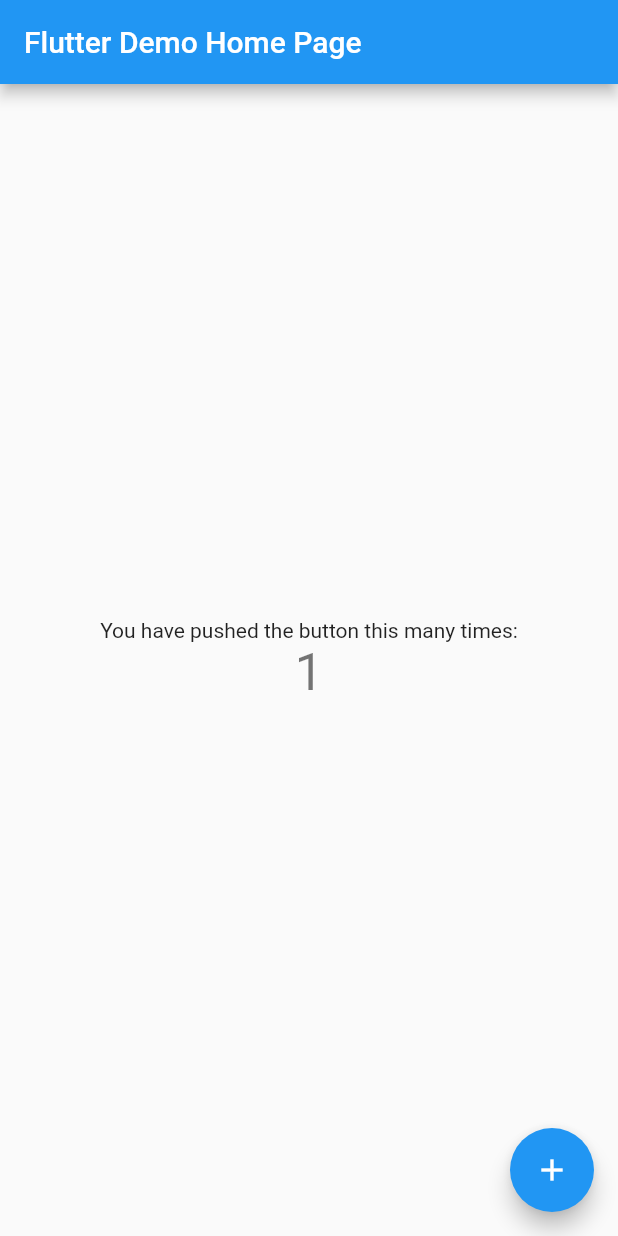
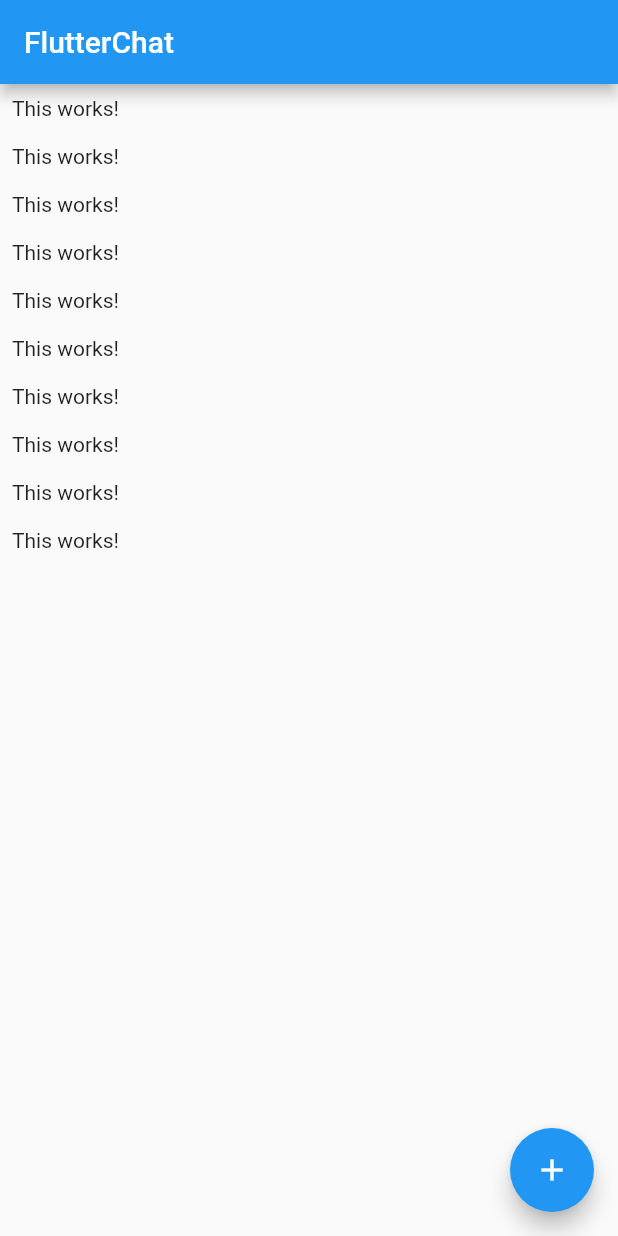
Before and after one commit to necessitudo/ChatApp, a Flutter app: the screen it shows after launch, after a tap on the "add" icon, on a phone screen of 412 x 824 dp. Run offline on Flutter 3.47's test engine with Material 2 defaults, Android fonts, the phone set to English and light mode, and no system bars; our stand-ins replace cloud_firestore; accounts and stored records are empty.

Commit message:
add firebase

```diff
--- a/lib/main.dart
+++ b/lib/main.dart
@@ -1,3 +1,4 @@
+import 'package:chat_app/screens/chat_screen.dart';
 import 'package:flutter/material.dart';
 
 void main() {
@@ -9,105 +10,11 @@ class MyApp extends StatelessWidget {
   @override
   Widget build(BuildContext context) {
     return MaterialApp(
-      title: 'Flutter Demo',
+      title: 'FlutterChat',
       theme: ThemeData(
-        // This is the theme of your application.
-        //
-        // Try running your application with "flutter run". You'll see the
-        // application has a blue toolbar. Then, without quitting the app, try
-        // changing the primarySwatch below to Colors.green and then invoke
-        // "hot reload" (press "r" in the console where you ran "flutter run",
-        // or simply save your changes to "hot reload" in a Flutter IDE).
-        // Notice that the counter didn't reset back to zero; the application
-        // is not restarted.
         primarySwatch: Colors.blue,
       ),
-      home: MyHomePage(title: 'Flutter Demo Home Page'),
+      home: ChatScreen(),
     );
   }
 }
-
-class MyHomePage extends StatefulWidget {
-  MyHomePage({Key key, this.title}) : super(key: key);
-
-  // This widget is the home page of your application. It is stateful, meaning
-  // that it has a State object (defined below) that contains fields that affect
-  // how it looks.
-
-  // This class is the configuration for the state. It holds the values (in this
-  // case the title) provided by the parent (in this case the App widget) and
-  // used by the build method of the State. Fields in a Widget subclass are
-  // always marked "final".
-
-  final String title;
-
-  @override
-  _MyHomePageState createState() => _MyHomePageState();
-}
-
-class _MyHomePageState extends State<MyHomePage> {
-  int _counter = 0;
-
-  void _incrementCounter() {
-    setState(() {
-      // This call to setState tells the Flutter framework that something has
-      // changed in this State, which causes it to rerun the build method below
-      // so that the display can reflect the updated values. If we changed
-      // _counter without calling setState(), then the build method would not be
-      // called again, and so nothing would appear to happen.
-      _counter++;
-    });
-  }
-
-  @override
-  Widget build(BuildContext context) {
-    // This method is rerun every time setState is called, for instance as done
-    // by the _incrementCounter method above.
-    //
-    // The Flutter framework has been optimized to make rerunning build methods
-    // fast, so that you can just rebuild anything that needs updating rather
-    // than having to individually change instances of widgets.
-    return Scaffold(
-      appBar: AppBar(
-        // Here we take the value from the MyHomePage object that was created by
-        // the App.build method, and use it to set our appbar title.
-        title: Text(widget.title),
-      ),
-      body: Center(
-        // Center is a layout widget. It takes a single child and positions it
-        // in the middle of the parent.
-        child: Column(
-          // Column is also a layout widget. It takes a list of children and
-          // arranges them vertically. By default, it sizes itself to fit its
-          // children horizontally, and tries to be as tall as its parent.
-          //
-          // Invoke "debug painting" (press "p" in the console, choose the
-          // "Toggle Debug Paint" action from the Flutter Inspector in Android
-          // Studio, or the "Toggle Debug Paint" command in Visual Studio Code)
-          // to see the wireframe for each widget.
-          //
-          // Column has various properties to control how it sizes itself and
-          // how it positions its children. Here we use mainAxisAlignment to
-          // center the children vertically; the main axis here is the vertical
-          // axis because Columns are vertical (the cross axis would be
-          // horizontal).
-          mainAxisAlignment: MainAxisAlignment.center,
-          children: <Widget>[
-            Text(
-              'You have pushed the button this many times:',
-            ),
-            Text(
-              '$_counter',
-              style: Theme.of(context).textTheme.headline4,
-            ),
-          ],
-        ),
-      ),
-      floatingActionButton: FloatingActionButton(
-        onPressed: _incrementCounter,
-        tooltip: 'Increment',
-        child: Icon(Icons.add),
-      ), // This trailing comma makes auto-formatting nicer for build methods.
-    );
-  }
-}
--- /dev/null
+++ b/lib/screens/chat_screen.dart
@@ -0,0 +1,32 @@
+import 'package:flutter/material.dart';
+import 'package:cloud_firestore/cloud_firestore.dart';
+
+class ChatScreen extends StatelessWidget {
+  @override
+  Widget build(BuildContext context) {
+    return Scaffold(
+      appBar: AppBar(
+        title: Text('FlutterChat'),
+      ),
+      body: ListView.builder(
+          itemCount: 10,
+          itemBuilder: (ctx, index) => Container(
+                padding: EdgeInsets.all(8),
+                child: Text('This works!'),
+              )),
+      floatingActionButton: FloatingActionButton(
+        child: Icon(Icons.add),
+        onPressed: () {
+          Firestore.instance
+              .collection('chats/wu7vfeS7PUt49HLdmwQM/messages')
+              .snapshots()
+              .listen((data) {
+            data.documents.forEach((document) {
+              print(document['text']);
+            });
+          });
+        },
+      ),
+    );
+  }
+}
--- a/pubspec.yaml
+++ b/pubspec.yaml
@@ -23,6 +23,7 @@ environment:
 dependencies:
   flutter:
     sdk: flutter
+  cloud_firestore: 0.13.5
 
 
   # The following adds the Cupertino Icons font to your application.
```
Also changed, not shown: lib/screens/auth_screen.dart (added), pubspec.lock, 11 other files.
